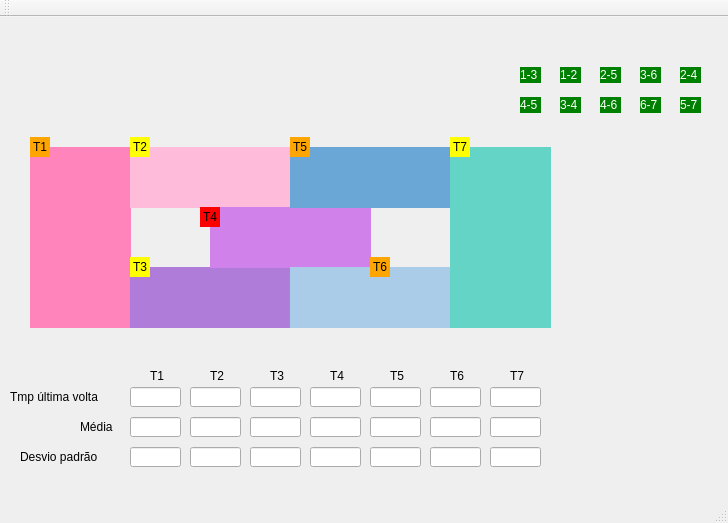
Qt form mainwindow.ui (emillicosta/simuladortrem) before a commit.
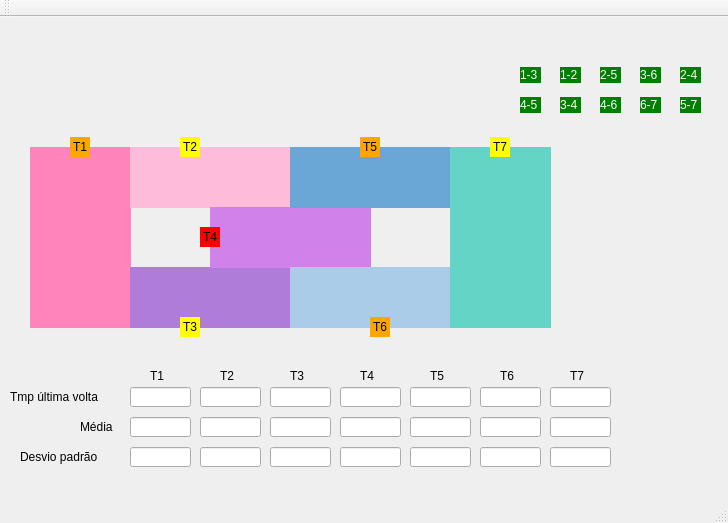
The same form after that commit.

What changed in the file:
```diff
--- a/mainwindow.ui
+++ b/mainwindow.ui
@@ -130,7 +130,7 @@
    <widget class="QLabel" name="labelTrem02">
     <property name="geometry">
      <rect>
-      <x>130</x>
+      <x>180</x>
       <y>120</y>
       <width>20</width>
       <height>20</height>
@@ -147,7 +147,7 @@
    <widget class="QLabel" name="labelTrem01">
     <property name="geometry">
      <rect>
-      <x>30</x>
+      <x>70</x>
       <y>120</y>
       <width>20</width>
       <height>20</height>
@@ -163,7 +163,7 @@
    <widget class="QLabel" name="labelTrem05">
     <property name="geometry">
      <rect>
-      <x>290</x>
+      <x>360</x>
       <y>120</y>
       <width>20</width>
       <height>20</height>
@@ -179,8 +179,8 @@
    <widget class="QLabel" name="labelTrem03">
     <property name="geometry">
      <rect>
-      <x>130</x>
-      <y>240</y>
+      <x>180</x>
+      <y>300</y>
       <width>20</width>
       <height>20</height>
      </rect>
@@ -196,7 +196,7 @@
     <property name="geometry">
      <rect>
       <x>200</x>
-      <y>190</y>
+      <y>210</y>
       <width>20</width>
       <height>20</height>
      </rect>
@@ -212,7 +212,7 @@
     <property name="geometry">
      <rect>
       <x>370</x>
-      <y>240</y>
+      <y>300</y>
       <width>20</width>
       <height>20</height>
      </rect>
@@ -227,7 +227,7 @@
    <widget class="QLabel" name="labelTrem07">
     <property name="geometry">
      <rect>
-      <x>450</x>
+      <x>490</x>
       <y>120</y>
       <width>20</width>
       <height>20</height>
@@ -417,7 +417,7 @@
      <rect>
       <x>130</x>
       <y>370</y>
-      <width>51</width>
+      <width>61</width>
       <height>20</height>
      </rect>
     </property>
@@ -430,7 +430,7 @@
      <rect>
       <x>130</x>
       <y>400</y>
-      <width>51</width>
+      <width>61</width>
       <height>20</height>
      </rect>
     </property>
@@ -454,9 +454,9 @@
    <widget class="QLineEdit" name="tempo2">
     <property name="geometry">
      <rect>
-      <x>190</x>
+      <x>200</x>
       <y>370</y>
-      <width>51</width>
+      <width>61</width>
       <height>20</height>
      </rect>
     </property>
@@ -467,7 +467,7 @@
    <widget class="QLabel" name="label_2">
     <property name="geometry">
      <rect>
-      <x>210</x>
+      <x>220</x>
       <y>350</y>
       <width>21</width>
       <height>17</height>
@@ -480,9 +480,9 @@
    <widget class="QLineEdit" name="media2">
     <property name="geometry">
      <rect>
-      <x>190</x>
+      <x>200</x>
       <y>400</y>
-      <width>51</width>
+      <width>61</width>
       <height>20</height>
      </rect>
     </property>
@@ -493,9 +493,9 @@
    <widget class="QLineEdit" name="tempo3">
     <property name="geometry">
      <rect>
-      <x>250</x>
+      <x>270</x>
       <y>370</y>
-      <width>51</width>
+      <width>61</width>
       <height>20</height>
      </rect>
     </property>
@@ -506,7 +506,7 @@
    <widget class="QLabel" name="label_3">
     <property name="geometry">
      <rect>
-      <x>270</x>
+      <x>290</x>
       <y>350</y>
       <width>21</width>
       <height>17</height>
@@ -519,9 +519,9 @@
    <widget class="QLineEdit" name="media3">
     <property name="geometry">
      <rect>
-      <x>250</x>
+      <x>270</x>
       <y>400</y>
-      <width>51</width>
+      <width>61</width>
       <height>20</height>
      </rect>
     </property>
@@ -532,9 +532,9 @@
    <widget class="QLineEdit" name="tempo4">
     <property name="geometry">
      <rect>
-      <x>310</x>
+      <x>340</x>
       <y>370</y>
-      <width>51</width>
+      <width>61</width>
       <height>20</height>
      </rect>
     </property>
@@ -545,7 +545,7 @@
    <widget class="QLabel" name="label_4">
     <property name="geometry">
      <rect>
-      <x>330</x>
+      <x>360</x>
       <y>350</y>
       <width>21</width>
       <height>17</height>
@@ -558,9 +558,9 @@
    <widget class="QLineEdit" name="media4">
     <property name="geometry">
      <rect>
-      <x>310</x>
+      <x>340</x>
       <y>400</y>
-      <width>51</width>
+      <width>61</width>
       <height>20</height>
      </rect>
     </property>
@@ -571,9 +571,9 @@
    <widget class="QLineEdit" name="tempo5">
     <property name="geometry">
      <rect>
-      <x>370</x>
+      <x>410</x>
       <y>370</y>
-      <width>51</width>
+      <width>61</width>
       <height>20</height>
      </rect>
     </property>
@@ -584,7 +584,7 @@
    <widget class="QLabel" name="label_5">
     <property name="geometry">
      <rect>
-      <x>390</x>
+      <x>430</x>
       <y>350</y>
       <width>21</width>
       <height>17</height>
@@ -597,9 +597,9 @@
    <widget class="QLineEdit" name="media5">
     <property name="geometry">
      <rect>
-      <x>370</x>
+      <x>410</x>
       <y>400</y>
-      <width>51</width>
+      <width>61</width>
       <height>20</height>
      </rect>
     </property>
@@ -610,9 +610,9 @@
    <widget class="QLineEdit" name="tempo6">
     <property name="geometry">
      <rect>
-      <x>490</x>
+      <x>550</x>
       <y>370</y>
-      <width>51</width>
+      <width>61</width>
       <height>20</height>
      </rect>
     </property>
@@ -623,9 +623,9 @@
    <widget class="QLineEdit" name="media6">
     <property name="geometry">
      <rect>
-      <x>490</x>
+      <x>550</x>
       <y>400</y>
-      <width>51</width>
+      <width>61</width>
       <height>20</height>
      </rect>
     </property>
@@ -636,9 +636,9 @@
    <widget class="QLineEdit" name="tempo7">
     <property name="geometry">
      <rect>
-      <x>430</x>
+      <x>480</x>
       <y>370</y>
-      <width>51</width>
+      <width>61</width>
       <height>20</height>
      </rect>
     </property>
@@ -649,9 +649,9 @@
    <widget class="QLineEdit" name="media7">
     <property name="geometry">
      <rect>
-      <x>430</x>
+      <x>480</x>
       <y>400</y>
-      <width>51</width>
+      <width>61</width>
       <height>20</height>
      </rect>
     </property>
@@ -662,7 +662,7 @@
    <widget class="QLabel" name="label_6">
     <property name="geometry">
      <rect>
-      <x>450</x>
+      <x>500</x>
       <y>350</y>
       <width>21</width>
       <height>17</height>
@@ -675,7 +675,7 @@
    <widget class="QLabel" name="label_7">
     <property name="geometry">
      <rect>
-      <x>510</x>
+      <x>570</x>
       <y>350</y>
       <width>21</width>
       <height>17</height>
@@ -701,9 +701,9 @@
    <widget class="QLineEdit" name="media3_2">
     <property name="geometry">
      <rect>
-      <x>250</x>
+      <x>270</x>
       <y>430</y>
-      <width>51</width>
+      <width>61</width>
       <height>20</height>
      </rect>
     </property>
@@ -714,9 +714,9 @@
    <widget class="QLineEdit" name="media5_2">
     <property name="geometry">
      <rect>
-      <x>370</x>
+      <x>410</x>
       <y>430</y>
-      <width>51</width>
+      <width>61</width>
       <height>20</height>
      </rect>
     </property>
@@ -727,9 +727,9 @@
    <widget class="QLineEdit" name="media7_2">
     <property name="geometry">
      <rect>
-      <x>430</x>
+      <x>480</x>
       <y>430</y>
-      <width>51</width>
+      <width>61</width>
       <height>20</height>
      </rect>
     </property>
@@ -740,9 +740,9 @@
    <widget class="QLineEdit" name="media4_2">
     <property name="geometry">
      <rect>
-      <x>310</x>
+      <x>340</x>
       <y>430</y>
-      <width>51</width>
+      <width>61</width>
       <height>20</height>
      </rect>
     </property>
@@ -753,9 +753,9 @@
    <widget class="QLineEdit" name="media2_2">
     <property name="geometry">
      <rect>
-      <x>190</x>
+      <x>200</x>
       <y>430</y>
-      <width>51</width>
+      <width>61</width>
       <height>20</height>
      </rect>
     </property>
@@ -768,7 +768,7 @@
      <rect>
       <x>130</x>
       <y>430</y>
-      <width>51</width>
+      <width>61</width>
       <height>20</height>
      </rect>
     </property>
@@ -779,9 +779,9 @@
    <widget class="QLineEdit" name="media6_2">
     <property name="geometry">
      <rect>
-      <x>490</x>
+      <x>550</x>
       <y>430</y>
-      <width>51</width>
+      <width>61</width>
       <height>20</height>
      </rect>
     </property>
```
Left out of the diff: 16 changed lines with no effect on the pictures.
